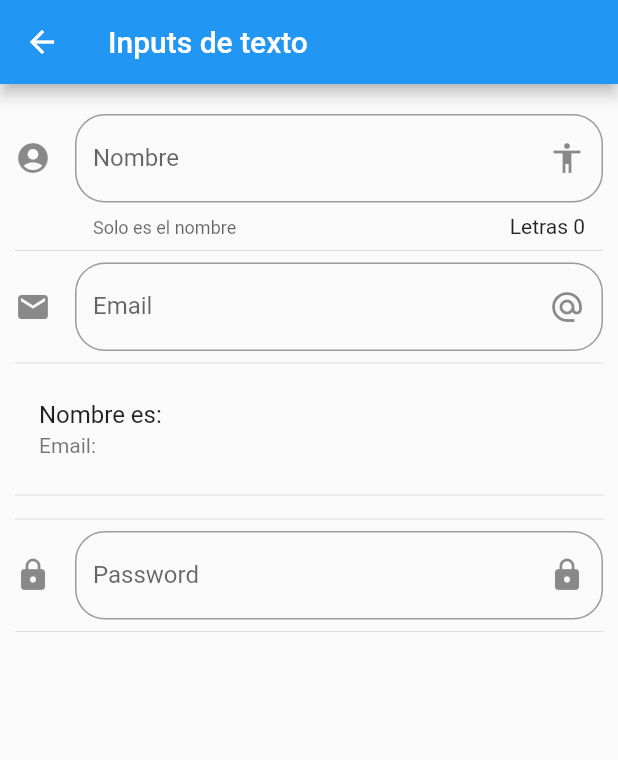
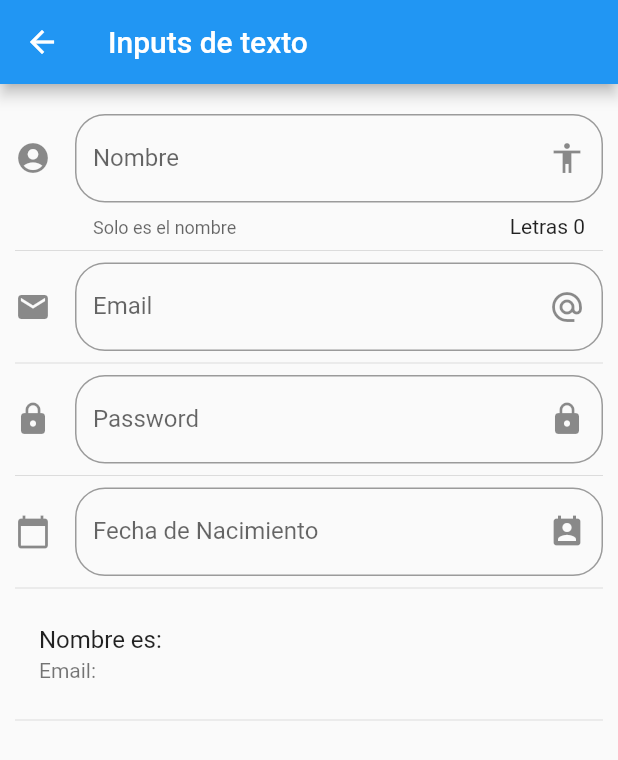
Before and after one commit to JosueHernandezR/Flutter_Components, a Flutter app: the InputPage screen opened by its route, on a phone screen of 412 x 824 dp. Shown: the top 760 px of the screen. Run offline on Flutter 3.47's test engine with Material 2 defaults, Android fonts, the phone set to English and light mode, and no system bars.

Commit message:
Input fechas

```diff
--- a/componentes/lib/src/pages/input_page.dart
+++ b/componentes/lib/src/pages/input_page.dart
@@ -8,8 +8,12 @@ class InputPage extends StatefulWidget {
 
 class _InputPageState extends State<InputPage> {
 
-  String _nombre = '';
-  String _email = '';
+  String _nombre   = '';
+  String _email    = '';
+  String _password = '';
+  String _fecha    = '';
+
+  TextEditingController _inputFieldDateController = new TextEditingController();
 
 
   @override
@@ -28,10 +32,11 @@ class _InputPageState extends State<InputPage> {
           Divider(),
           _crearEmail(),
           Divider(),
+          _crearPassword(),
+          Divider(),
+          _crearFecha( context ),
+          Divider(),
           _crearPersona(),
-          Divider(),
-          Divider(),
-          _crearPassword(),
           Divider(),
         ],
       ),
@@ -93,15 +98,50 @@ class _InputPageState extends State<InputPage> {
         icon: Icon( Icons.lock),
       ),
       onChanged: (valor) => setState(() {
-          _email = valor;
+          _password = valor;
         })
     );
   }
 
 
+  Widget _crearFecha( BuildContext context ) {
+    return TextField(
+      enableInteractiveSelection: false,
+      controller: _inputFieldDateController,
+      decoration: InputDecoration(
+        border: OutlineInputBorder(
+          borderRadius: BorderRadius.circular(20.0),
+        ),
+        hintText: 'Fecha de Nacimiento',
+        labelText: 'Fecha de Nacimiento',
+        suffixIcon: Icon(Icons.perm_contact_calendar),
+        icon: Icon( Icons.calendar_today),
+      ),
+      onTap: (){
+
+        FocusScope.of(context).requestFocus(new FocusNode());
+        _selectDate(context);
+
+      },
+    );
+  }
 
 
+  _selectDate(BuildContext context) async {
+    DateTime picked = await showDatePicker(
+      context: context,
+      initialDate: new DateTime.now(),
+      firstDate: new DateTime(2018),
+      lastDate: new DateTime(2025),
+    );
 
+    if (picked != null){
+      setState(() {
+       _fecha = picked.toString();
+       _inputFieldDateController.text = _fecha;
+      });
+    }
+  }
 
 
   Widget _crearPersona() {
@@ -112,4 +152,7 @@ class _InputPageState extends State<InputPage> {
     );
 
   }
+
+
+
 }
```
